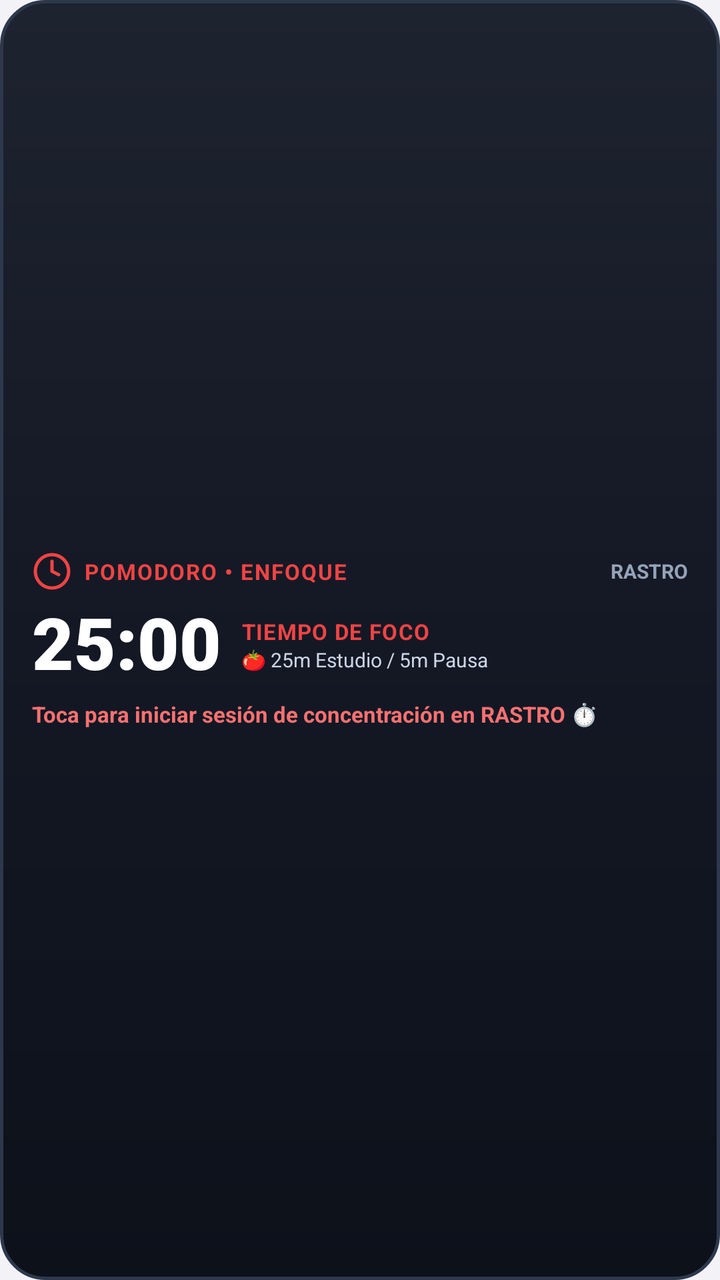
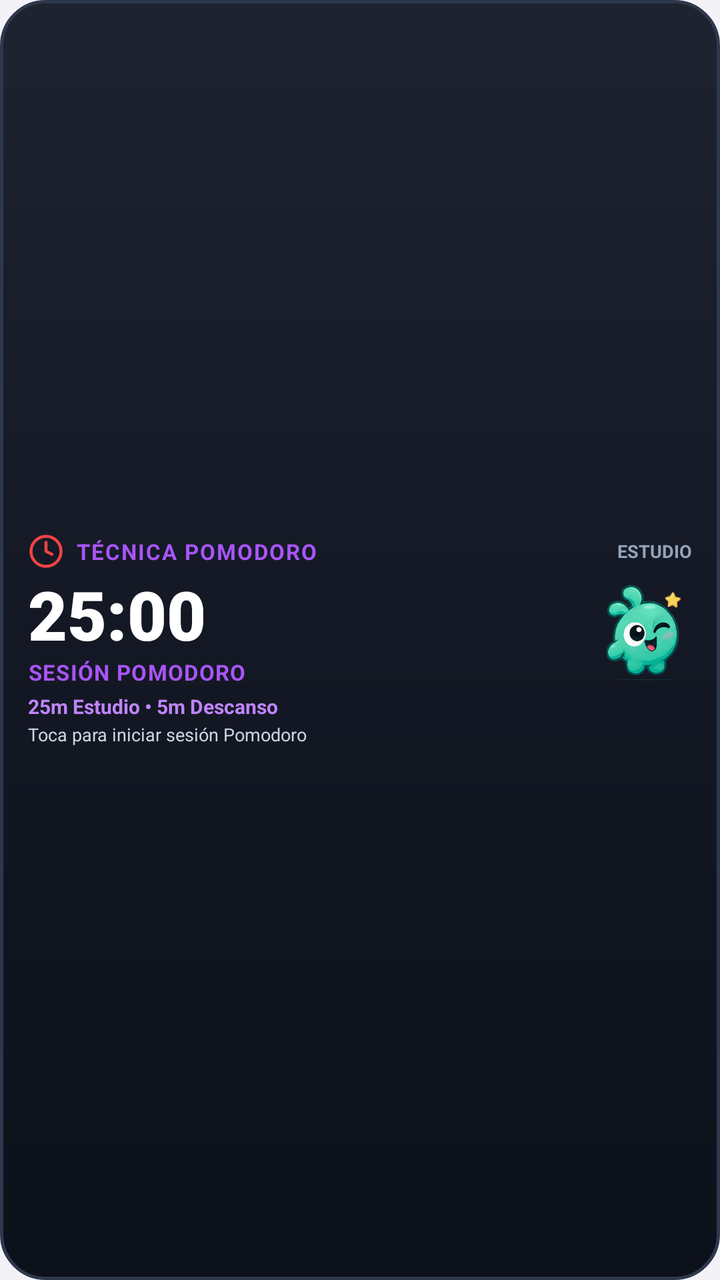

The first picture is an Android layout as it rendered before a commit; the second is the same layout after the commit. The layout source and the unified diff follow.
<!-- AndroidManifest.xml: application theme AppTheme -->
<!-- res/layout/widget_pomodoro.xml -->
<?xml version="1.0" encoding="utf-8"?>
<LinearLayout xmlns:android="http://schemas.android.com/apk/res/android"
    android:id="@+id/widget_pomodoro_root"
    android:layout_width="match_parent"
    android:layout_height="match_parent"
    android:orientation="vertical"
    android:background="@drawable/widget_background"
    android:padding="16dp"
    android:gravity="center_vertical">

    
    <LinearLayout
        android:layout_width="match_parent"
        android:layout_height="wrap_content"
        android:orientation="horizontal"
        android:gravity="center_vertical"
        android:layout_marginBottom="6dp">

        <ImageView
            android:layout_width="20dp"
            android:layout_height="20dp"
            android:src="@drawable/ic_timer_vector"
            android:contentDescription="Pomodoro"
            android:layout_marginEnd="6dp" />

        <TextView
            android:layout_width="0dp"
            android:layout_height="wrap_content"
            android:layout_weight="1"
            android:text="POMODORO • ENFOQUE"
            android:textColor="#EF4444"
            android:textSize="11sp"
            android:textStyle="bold"
            android:letterSpacing="0.06" />

        <TextView
            android:layout_width="wrap_content"
            android:layout_height="wrap_content"
            android:text="RASTRO"
            android:textColor="#94A3B8"
            android:textSize="10sp"
            android:textStyle="bold" />
    </LinearLayout>

    
    <LinearLayout
        android:layout_width="match_parent"
        android:layout_height="wrap_content"
        android:orientation="horizontal"
        android:gravity="center_vertical"
        android:layout_marginBottom="6dp">

        <TextView
            android:id="@+id/widget_pomodoro_time"
            android:layout_width="wrap_content"
            android:layout_height="wrap_content"
            android:text="25:00"
            android:textColor="#FFFFFF"
            android:textSize="36sp"
            android:textStyle="bold"
            android:fontFamily="sans-serif-black"
            android:includeFontPadding="false" />

        <LinearLayout
            android:layout_width="wrap_content"
            android:layout_height="wrap_content"
            android:orientation="vertical"
            android:layout_marginStart="10dp">

            <TextView
                android:id="@+id/widget_pomodoro_mode"
                android:layout_width="wrap_content"
                android:layout_height="wrap_content"
                android:text="TIEMPO DE FOCO"
                android:textColor="#EF4444"
                android:textSize="11sp"
                android:textStyle="bold"
                android:letterSpacing="0.04" />

            <TextView
                android:id="@+id/widget_pomodoro_cycles"
                android:layout_width="wrap_content"
                android:layout_height="wrap_content"
                android:text="🍅 25m Estudio / 5m Pausa"
                android:textColor="#CBD5E1"
                android:textSize="10sp" />
        </LinearLayout>
    </LinearLayout>

    
    <TextView
        android:id="@+id/widget_pomodoro_action"
        android:layout_width="match_parent"
        android:layout_height="wrap_content"
        android:text="Toca para iniciar sesión de concentración en RASTRO ⏱️"
        android:textColor="#F87171"
        android:textSize="11sp"
        android:textStyle="bold"
        android:maxLines="1"
        android:ellipsize="end" />

</LinearLayout>
<!-- resources referenced by this layout -->
<resources>
  <!-- drawable ic_timer_vector (drawable) -->
  <vector xmlns:android="http://schemas.android.com/apk/res/android"
      android:width="24dp"
      android:height="24dp"
      android:viewportWidth="24"
      android:viewportHeight="24">
      <path
          android:strokeColor="#EF4444"
          android:strokeWidth="2"
          android:strokeLineCap="round"
          android:strokeLineJoin="round"
          android:pathData="M12,2A10,10 0 1,0 22,12A10,10 0 0,0 12,2Z" />
      <path
          android:strokeColor="#EF4444"
          android:strokeWidth="2"
          android:strokeLineCap="round"
          android:strokeLineJoin="round"
          android:pathData="M12,6V12L16,14" />
  </vector>
  <!-- drawable widget_background (drawable) -->
  <?xml version="1.0" encoding="utf-8"?>
  <shape xmlns:android="http://schemas.android.com/apk/res/android"
      android:shape="rectangle">
      <corners android:radius="22dp" />
      <gradient
          android:startColor="#1E2330"
          android:centerColor="#141824"
          android:endColor="#0D111A"
          android:angle="270" />
      <stroke
          android:width="1.5dp"
          android:color="#2E384D" />
  </shape>
  <style name="AppTheme" parent="Theme.AppCompat.Light.DarkActionBar">
          
          <item name="colorPrimary">@color/colorPrimary</item>
          <item name="colorPrimaryDark">@color/colorPrimaryDark</item>
          <item name="colorAccent">@color/colorAccent</item>
          
          <item name="android:windowBackground">#F2F2F7</item>
      </style>
</resources>

<!-- the commit's change to res/layout/widget_pomodoro.xml (unified diff, before → after) -->
@@ -5,7 +5,7 @@
     android:layout_height="match_parent"
     android:orientation="vertical"
     android:background="@drawable/widget_background"
-    android:padding="16dp"
+    android:padding="14dp"
     android:gravity="center_vertical">
 
     
@@ -14,11 +14,11 @@
         android:layout_height="wrap_content"
         android:orientation="horizontal"
         android:gravity="center_vertical"
-        android:layout_marginBottom="6dp">
+        android:layout_marginBottom="4dp">
 
         <ImageView
-            android:layout_width="20dp"
-            android:layout_height="20dp"
+            android:layout_width="18dp"
+            android:layout_height="18dp"
             android:src="@drawable/ic_timer_vector"
             android:contentDescription="Pomodoro"
             android:layout_marginEnd="6dp" />
@@ -27,8 +27,8 @@
             android:layout_width="0dp"
             android:layout_height="wrap_content"
             android:layout_weight="1"
-            android:text="POMODORO • ENFOQUE"
-            android:textColor="#EF4444"
+            android:text="TÉCNICA POMODORO"
+            android:textColor="#A855F7"
             android:textSize="11sp"
             android:textStyle="bold"
             android:letterSpacing="0.06" />
@@ -36,9 +36,9 @@
         <TextView
             android:layout_width="wrap_content"
             android:layout_height="wrap_content"
-            android:text="RASTRO"
+            android:text="ESTUDIO"
             android:textColor="#94A3B8"
-            android:textSize="10sp"
+            android:textSize="9sp"
             android:textStyle="bold" />
     </LinearLayout>
 
@@ -47,55 +47,68 @@
         android:layout_width="match_parent"
         android:layout_height="wrap_content"
         android:orientation="horizontal"
-        android:gravity="center_vertical"
-        android:layout_marginBottom="6dp">
+        android:gravity="center_vertical">
 
-        <TextView
-            android:id="@+id/widget_pomodoro_time"
-            android:layout_width="wrap_content"
+        
+        <LinearLayout
+            android:layout_width="0dp"
             android:layout_height="wrap_content"
-            android:text="25:00"
-            android:textColor="#FFFFFF"
-            android:textSize="36sp"
-            android:textStyle="bold"
-            android:fontFamily="sans-serif-black"
-            android:includeFontPadding="false" />
+            android:layout_weight="1"
+            android:orientation="vertical">
 
-        <LinearLayout
-            android:layout_width="wrap_content"
-            android:layout_height="wrap_content"
-            android:orientation="vertical"
-            android:layout_marginStart="10dp">
+            <TextView
+                android:id="@+id/widget_pomodoro_time"
+                android:layout_width="wrap_content"
+                android:layout_height="wrap_content"
+                android:text="25:00"
+                android:textColor="#FFFFFF"
+                android:textSize="34sp"
+                android:textStyle="bold"
+                android:fontFamily="sans-serif-black"
+                android:includeFontPadding="false" />
 
             <TextView
                 android:id="@+id/widget_pomodoro_mode"
                 android:layout_width="wrap_content"
                 android:layout_height="wrap_content"
-                android:text="TIEMPO DE FOCO"
-                android:textColor="#EF4444"
+                android:text="SESIÓN POMODORO"
+                android:textColor="#A855F7"
                 android:textSize="11sp"
                 android:textStyle="bold"
                 android:letterSpacing="0.04" />
+        </LinearLayout>
 
-            <TextView
-                android:id="@+id/widget_pomodoro_cycles"
-                android:layout_width="wrap_content"
-                android:layout_height="wrap_content"
-                android:text="🍅 25m Estudio / 5m Pausa"
-                android:textColor="#CBD5E1"
-                android:textSize="10sp" />
-        </LinearLayout>
+        
+        <ImageView
+            android:id="@+id/widget_pomodoro_mascot"
+            android:layout_width="48dp"
+            android:layout_height="48dp"
+            android:scaleType="fitCenter"
+            android:src="@drawable/mascot_artyon_content"
+            android:contentDescription="Mascota Pomodoro" />
     </LinearLayout>
 
     
     <TextView
+        android:id="@+id/widget_pomodoro_cycles"
+        android:layout_width="match_parent"
+        android:layout_height="wrap_content"
+        android:text="25m Estudio • 5m Descanso"
+        android:textColor="#C084FC"
+        android:textSize="10sp"
+        android:textStyle="bold"
+        android:layout_marginTop="3dp"
+        android:maxLines="1"
+        android:ellipsize="end" />
+
+    <TextView
         android:id="@+id/widget_pomodoro_action"
         android:layout_width="match_parent"
         android:layout_height="wrap_content"
-        android:text="Toca para iniciar sesión de concentración en RASTRO ⏱️"
-        android:textColor="#F87171"
-        android:textSize="11sp"
-        android:textStyle="bold"
+        android:text="Toca para iniciar sesión Pomodoro"
+        android:textColor="#CBD5E1"
+        android:textSize="9sp"
+        android:layout_marginTop="1dp"
         android:maxLines="1"
         android:ellipsize="end" />
 
<!-- resource entries referenced after the edit -->
@@ -19,6 +19,7 @@
           android:strokeLineJoin="round"
           android:pathData="M12,6V12L16,14" />
   </vector>
+  <!-- drawable mascot_artyon_content: png bitmap (drawable, 67223 bytes) -->
   <!-- drawable widget_background (drawable) -->
   <?xml version="1.0" encoding="utf-8"?>
   <shape xmlns:android="http://schemas.android.com/apk/res/android"
